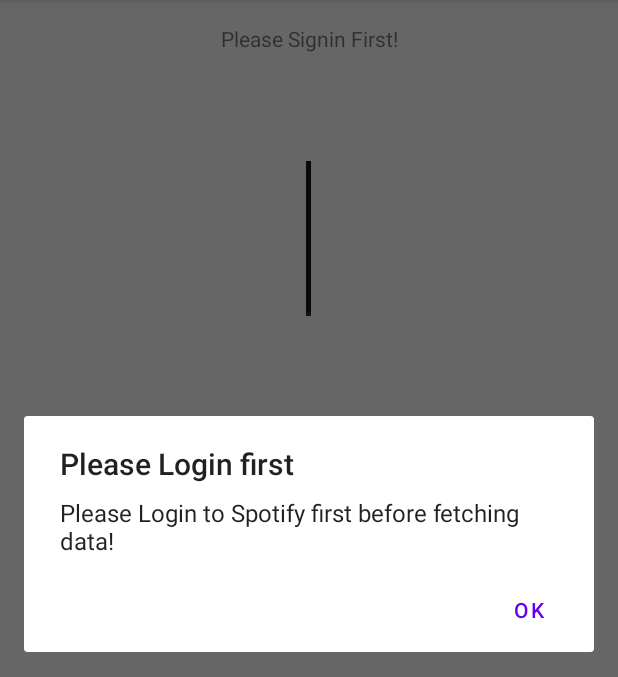
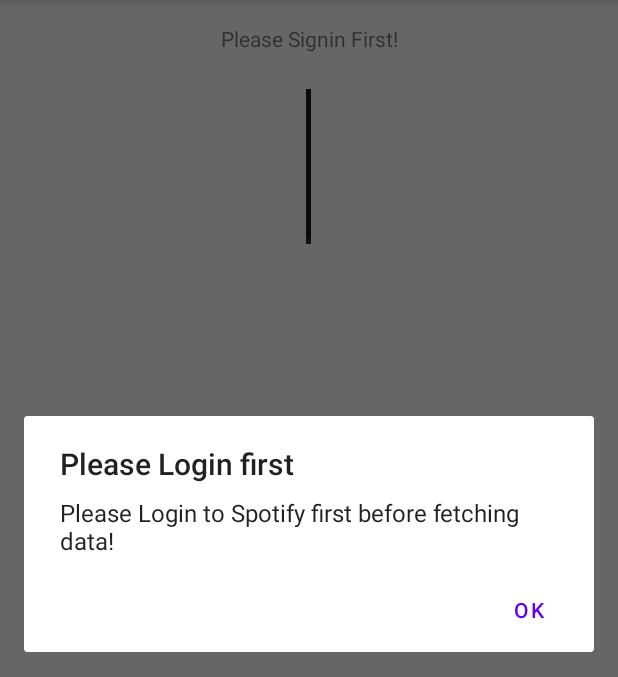
Before and after one commit to luzixiaoneu/A7, an Android app: the SpotifyActivity screen opened directly, with no data from a screen before it, after a tap on "FETCH EMINEM", on a phone screen of 412 x 824 dp, the part 84-761 px from its top. Run offline under Robolectric (Android 15) with nearby library versions, the phone set to English and light mode, and no system bars; libraries missing offline, so code that uses them is left out: com.spotify.android, com.spotify.sdk; pictures from the network do not load.

Commit message:
functionality done

```diff
--- a/app/src/main/java/com/example/spotify_test1/SpotifyActivity.java
+++ b/app/src/main/java/com/example/spotify_test1/SpotifyActivity.java
@@ -3,6 +3,7 @@ package com.example.spotify_test1;
 import androidx.appcompat.app.AlertDialog;
 import androidx.appcompat.app.AppCompatActivity;
 
+import android.app.ProgressDialog;
 import android.content.DialogInterface;
 import android.content.Intent;
 import android.os.Bundle;
@@ -10,6 +11,7 @@ import android.util.Log;
 import android.view.View;
 import android.widget.Button;
 import android.widget.ImageView;
+import android.widget.ProgressBar;
 import android.widget.TextView;
 
 import com.bumptech.glide.Glide;
@@ -37,7 +39,10 @@ public class SpotifyActivity extends AppCompatActivity {
     private TextView popularity;
     private TextView name;
     private TextView genre;
-    private SpotifyAppRemote mSpotifyAppRemote;
+    private String iconUrl;
+    private int rank;
+    private String artistName;
+    private String genreString;
     @Override
     protected void onCreate(Bundle savedInstanceState) {
 
@@ -51,6 +56,8 @@ public class SpotifyActivity extends AppCompatActivity {
         name = findViewById(R.id.name);
         popularity = findViewById(R.id.popularity);
         genre = findViewById(R.id.genre);
+//
+
         login.setOnClickListener(new View.OnClickListener() {
             @Override
             public void onClick(View view) {
@@ -62,15 +69,21 @@ public class SpotifyActivity extends AppCompatActivity {
         fetchEminem.setOnClickListener(new View.OnClickListener() {
             @Override
             public void onClick(View view) {
-                fetch();
+                runOnDifferentThread(view);
+
             }
         });
     }
 
     private void fetch() {
+
+       runOnUiThread(new Runnable() {
+           @Override
+           public void run() {
                if (TOKEN.equals("")) {
                    info.setText("Please Signin First!");
                    openDialog();
+
                    return;
                }
                Retrofit retrofit = new Retrofit.Builder()
@@ -79,6 +92,14 @@ public class SpotifyActivity extends AppCompatActivity {
                        .build();
                JsonPlaceHolderArtists artists = retrofit.create(JsonPlaceHolderArtists.class);
                Call<Artist> call = artists.getArtist("Bearer " + TOKEN);
+               final ProgressDialog progressDoalog;
+               progressDoalog = new ProgressDialog(SpotifyActivity.this);
+               progressDoalog.setMax(100);
+               progressDoalog.setMessage("Its loading....");
+               progressDoalog.setTitle("ProgressDialog bar example");
+               progressDoalog.setProgressStyle(ProgressDialog.STYLE_HORIZONTAL);
+               // show it
+               progressDoalog.show();
                call.enqueue(new Callback<Artist>() {
                    @Override
                    public void onResponse(Call<Artist> call, Response<Artist> response) {
@@ -90,18 +111,33 @@ public class SpotifyActivity extends AppCompatActivity {
                            int popularityValue = response.body().getPopularity();
                            popularity.setText("Rank: " + popularityValue);
                            genre.setText("Genre: \n" + response.body().getGenres());
+                           artistName = response.body().getName();
+                           iconUrl = response.body().getFirstImageUrl();
+                           rank = response.body().getPopularity();
+                           genreString = response.body().getGenres();
+
                        }
+                       progressDoalog.dismiss();
                    }
 
                    @Override
                    public void onFailure(Call<Artist> call, Throwable t) {
                        Log.d("Error", "onFailure: " +  t.getMessage());
+                       progressDoalog.dismiss();
+                   }
+               });
+
            }
        });
 
 
     }
 
+
+    public void runOnDifferentThread(View view) {
+        differentThread differentThread = new differentThread();
+        differentThread.start();
+    }
     private void openDialog() {
         AlertDialog dialog = new AlertDialog.Builder(SpotifyActivity.this)
                 .setTitle("Please Login first")
@@ -159,5 +195,38 @@ public class SpotifyActivity extends AppCompatActivity {
         }
     }
 
+    @Override
+    protected void onSaveInstanceState(Bundle outState) {
+        outState.putString("icon", iconUrl);
+        outState.putString("genre", genreString);
+        outState.putString("name", artistName);
+        outState.putInt("rank", rank);
+        super.onSaveInstanceState(outState);
+    }
+
+    @Override
+    protected void onRestoreInstanceState(Bundle savedInstanceState) {
+
+
+        this.iconUrl = savedInstanceState.getString("icon");
+        this.genreString = savedInstanceState.getString("genre");
+        this.artistName = savedInstanceState.getString("name");
+        this.rank = savedInstanceState.getInt("rank");
+
+        this.genre.setText(genreString);
+        this.popularity.setText("" + rank);
+        Glide.with(getApplicationContext()).load(iconUrl).into(icon);
+        this.name.setText(artistName);
+
+        super.onRestoreInstanceState(savedInstanceState);
+    }
+
+    class differentThread extends Thread {
+        @Override
+        public void run() {
+            fetch();
+        }
+    }
+
 
 }
--- a/app/src/main/res/layout/activity_main.xml
+++ b/app/src/main/res/layout/activity_main.xml
@@ -40,7 +40,7 @@
         android:id="@+id/icon"
         android:layout_width="122dp"
         android:layout_height="103dp"
-        android:layout_marginTop="72dp"
+        android:layout_marginTop="24dp"
         app:layout_constraintEnd_toEndOf="parent"
         app:layout_constraintHorizontal_bias="0.498"
         app:layout_constraintStart_toStartOf="parent"
@@ -51,27 +51,32 @@
         android:id="@+id/name"
         android:layout_width="wrap_content"
         android:layout_height="wrap_content"
-        android:layout_marginTop="28dp"
+        android:layout_marginTop="44dp"
         app:layout_constraintEnd_toEndOf="parent"
+        app:layout_constraintHorizontal_bias="0.498"
         app:layout_constraintStart_toStartOf="parent"
         app:layout_constraintTop_toBottomOf="@+id/icon" />
+
+    <TextView
+        android:id="@+id/genre"
+        android:layout_width="wrap_content"
+        android:layout_height="wrap_content"
+        android:layout_marginBottom="332dp"
+        app:layout_constraintBottom_toBottomOf="parent"
+        app:layout_constraintEnd_toEndOf="parent"
+        app:layout_constraintHorizontal_bias="0.498"
+        app:layout_constraintStart_toStartOf="parent"
+        app:layout_constraintTop_toBottomOf="@+id/popularity"
+        app:layout_constraintVertical_bias="0.506" />
 
     <TextView
         android:id="@+id/popularity"
         android:layout_width="wrap_content"
         android:layout_height="wrap_content"
-        android:layout_marginTop="28dp"
+        android:layout_marginTop="60dp"
         app:layout_constraintEnd_toEndOf="parent"
+        app:layout_constraintHorizontal_bias="0.498"
         app:layout_constraintStart_toStartOf="parent"
         app:layout_constraintTop_toBottomOf="@+id/name" />
 
-    <TextView
-        android:id="@+id/genre"
-        android:layout_width="wrap_content"
-        android:layout_height="wrap_content"
-        android:layout_marginTop="48dp"
-        app:layout_constraintEnd_toEndOf="parent"
-        app:layout_constraintHorizontal_bias="0.495"
-        app:layout_constraintStart_toStartOf="parent"
-        app:layout_constraintTop_toBottomOf="@+id/popularity" />
 </androidx.constraintlayout.widget.ConstraintLayout>
```
Lines whose indentation alone changed are shown as unchanged.
